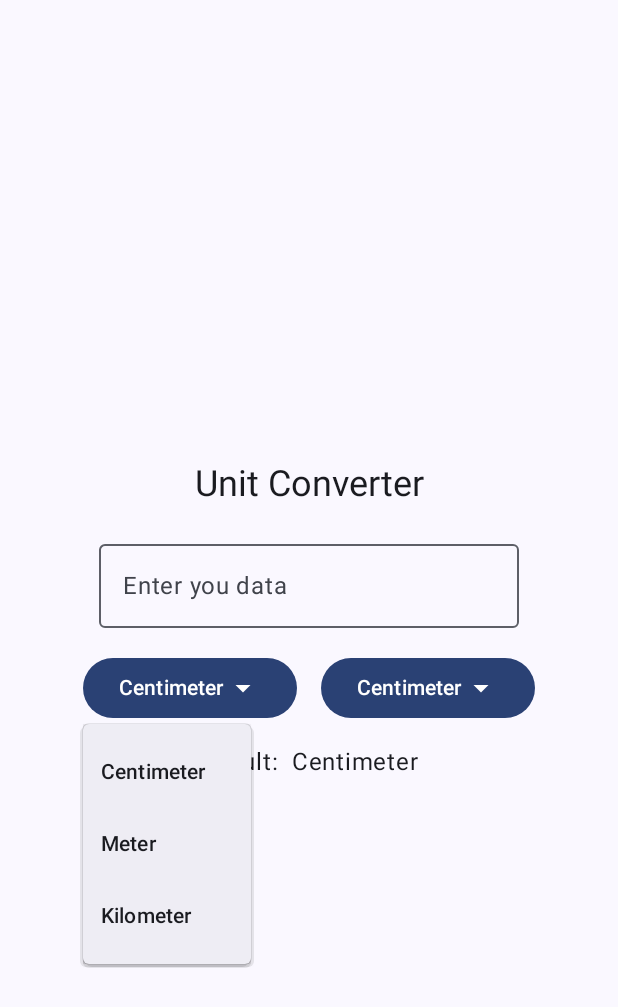
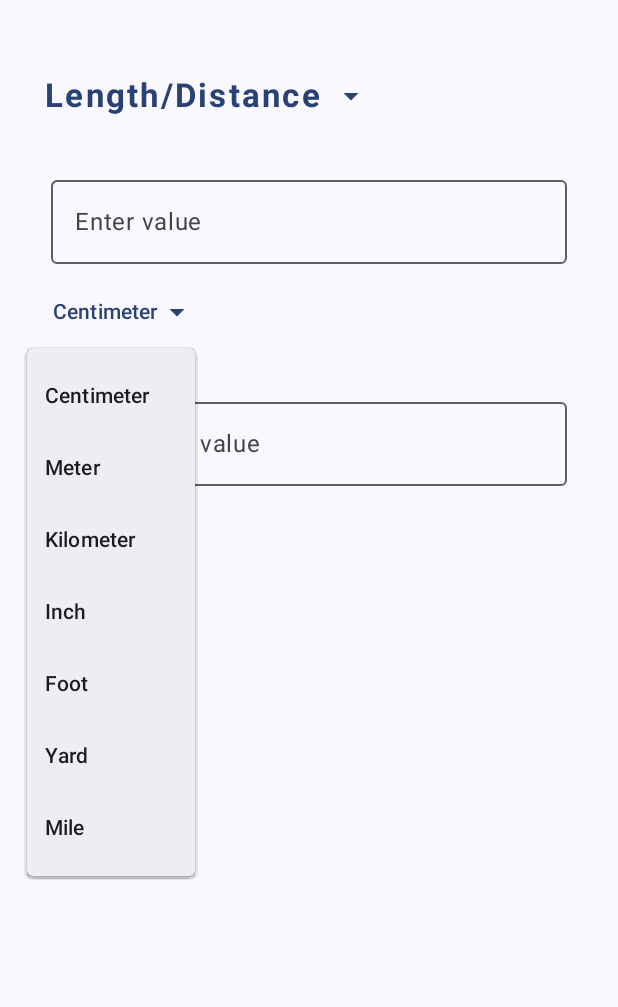
Before and after one commit to varuns18/UnitConverter, an Android app built with Jetpack Compose: the screen it shows after launch (MainActivity), after a tap on "Centimeter", on a phone screen of 412 x 824 dp. Shown: the top 1007 px of the screen. Run offline under Robolectric (Android 15) with nearby library versions, the phone set to English and light mode, and no system bars.

Commit message:
Added more unit conversion and made ui more attractive

```diff
--- a/app/src/main/java/com/ramphal/unitconverter/MainActivity.kt
+++ b/app/src/main/java/com/ramphal/unitconverter/MainActivity.kt
@@ -3,44 +3,26 @@ package com.ramphal.unitconverter
 import android.os.Bundle
 import androidx.activity.ComponentActivity
 import androidx.activity.compose.setContent
-import androidx.activity.enableEdgeToEdge
-import androidx.compose.foundation.layout.Arrangement
-import androidx.compose.foundation.layout.Box
-import androidx.compose.foundation.layout.Column
-import androidx.compose.foundation.layout.Row
-import androidx.compose.foundation.layout.Spacer
-import androidx.compose.foundation.layout.absolutePadding
-import androidx.compose.foundation.layout.fillMaxSize
-import androidx.compose.foundation.layout.height
-import androidx.compose.foundation.layout.padding
-import androidx.compose.foundation.layout.width
+import androidx.compose.foundation.clickable
+import androidx.compose.foundation.layout.*
+import androidx.compose.foundation.text.KeyboardOptions
 import androidx.compose.material.icons.Icons
 import androidx.compose.material.icons.filled.ArrowDropDown
-import androidx.compose.material3.Button
-import androidx.compose.material3.DropdownMenu
-import androidx.compose.material3.DropdownMenuItem
-import androidx.compose.material3.Icon
-import androidx.compose.material3.MaterialTheme
-import androidx.compose.material3.OutlinedTextField
-import androidx.compose.material3.Scaffold
-import androidx.compose.material3.Text
-import androidx.compose.runtime.Composable
-import androidx.compose.runtime.getValue
-import androidx.compose.runtime.mutableDoubleStateOf
-import androidx.compose.runtime.mutableStateOf
-import androidx.compose.runtime.remember
-import androidx.compose.runtime.setValue
+import androidx.compose.material3.*
+import androidx.compose.runtime.*
 import androidx.compose.ui.Alignment
 import androidx.compose.ui.Modifier
+import androidx.compose.ui.text.font.FontWeight
+import androidx.compose.ui.text.input.KeyboardType
 import androidx.compose.ui.tooling.preview.Preview
 import androidx.compose.ui.unit.dp
 import androidx.compose.ui.unit.sp
 import com.ramphal.unitconverter.ui.theme.UnitConverterTheme
+import java.text.DecimalFormat
 
 class MainActivity : ComponentActivity() {
     override fun onCreate(savedInstanceState: Bundle?) {
         super.onCreate(savedInstanceState)
-        enableEdgeToEdge()
         setContent {
             UnitConverterTheme {
                 Scaffold(modifier = Modifier.fillMaxSize()) { innerPadding ->
@@ -51,123 +33,263 @@ class MainActivity : ComponentActivity() {
     }
 }
 
+data class UnitOption(val name: String, val factor: Double)
+
+val conversionCategories = mapOf(
+    "Length/Distance" to listOf(
+        UnitOption("Centimeter", 0.01),
+        UnitOption("Meter", 1.0),
+        UnitOption("Kilometer", 1000.0),
+        UnitOption("Inch", 0.0254),
+        UnitOption("Foot", 0.3048),
+        UnitOption("Yard", 0.9144),
+        UnitOption("Mile", 1609.34)
+    ),
+    "Weight/Mass" to listOf(
+        UnitOption("Gram", 0.001),
+        UnitOption("Kilogram", 1.0),
+        UnitOption("Pound", 0.453592),
+        UnitOption("Ounce", 0.0283495),
+        UnitOption("Ton", 907.184)
+    ),
+    "Volume/Capacity" to listOf(
+        UnitOption("Milliliter", 0.001),
+        UnitOption("Liter", 1.0),
+        UnitOption("Cubic Meter", 1000.0),
+        UnitOption("Cubic Inch", 0.0163871),
+        UnitOption("Cubic Foot", 28.3168),
+        UnitOption("Gallon", 3.78541)
+    ),
+    "Temperature" to listOf(
+        UnitOption("Celsius", 1.0),
+        UnitOption("Fahrenheit", 1.0),
+        UnitOption("Kelvin", 1.0)
+    ),
+    "Time" to listOf(
+        UnitOption("Second", 1.0),
+        UnitOption("Minute", 60.0),
+        UnitOption("Hour", 3600.0),
+        UnitOption("Day", 86400.0),
+        UnitOption("Week", 604800.0)
+    ),
+    "Speed" to listOf(
+        UnitOption("Meters per Second", 1.0),
+        UnitOption("Kilometers per Hour", 0.277778),
+        UnitOption("Miles per Hour", 0.44704),
+        UnitOption("Feet per Second", 0.3048)
+    ),
+    "Area" to listOf(
+        UnitOption("Square Meter", 1.0),
+        UnitOption("Square Kilometer", 1_000_000.0),
+        UnitOption("Square Foot", 0.092903),
+        UnitOption("Square Yard", 0.836127),
+        UnitOption("Acre", 4046.86),
+        UnitOption("Hectare", 10_000.0)
+    ),
+    "Energy" to listOf(
+        UnitOption("Joule", 1.0),
+        UnitOption("Kilojoule", 1000.0),
+        UnitOption("Calorie", 4.184),
+        UnitOption("Kilocalorie", 4184.0),
+        UnitOption("Watt-hour", 3600.0),
+        UnitOption("Kilowatt-hour", 3_600_000.0)
+    ),
+    "Fuel Efficiency" to listOf(
+        UnitOption("Kilometers per Liter", 1.0),
+        UnitOption("Miles per Gallon", 0.425144)
+    )
+)
+
+fun convertTemperature(value: Double, fromUnit: String, toUnit: String): Double {
+    return when (fromUnit to toUnit) {
+        "Celsius" to "Fahrenheit" -> (value * 9 / 5) + 32
+        "Fahrenheit" to "Celsius" -> (value - 32) * 5 / 9
+        "Celsius" to "Kelvin" -> value + 273.15
+        "Kelvin" to "Celsius" -> value - 273.15
+        "Fahrenheit" to "Kelvin" -> (value - 32) * 5 / 9 + 273.15
+        "Kelvin" to "Fahrenheit" -> (value - 273.15) * 9 / 5 + 32
+        else -> value // No conversion needed if units are the same
+    }
+}
+
+fun convertFuelEfficiency(value: Double, fromUnit: String, toUnit: String): Double {
+    return when (fromUnit to toUnit) {
+        "Kilometers per Liter" to "Miles per Gallon" -> value * 2.35215
+        "Miles per Gallon" to "Kilometers per Liter" -> value / 2.35215
+        else -> value // No conversion needed if units are the same
+    }
+}
+
+@OptIn(ExperimentalMaterial3Api::class)
 @Composable
-fun UnitConverter(modifier: Modifier) {
-
+fun UnitConverter(modifier: Modifier = Modifier) {
     var input by remember { mutableStateOf("") }
     var output by remember { mutableStateOf("") }
-    var inputUnit by remember { mutableStateOf("Centimeter") }
-    var outputUnit by remember { mutableStateOf("Centimeter") }
-    var iExpend by remember { mutableStateOf(false) }
-    var oExpend by remember { mutableStateOf(false) }
-    var iconversionFactor by remember { mutableDoubleStateOf(100000.0) }
-    var oconversionFactor by remember { mutableDoubleStateOf(100000.0) }
+    var selectedCategory by remember { mutableStateOf(conversionCategories.keys.first()) }
+    var inputUnit by remember { mutableStateOf(conversionCategories[selectedCategory]!!.first()) }
+    var outputUnit by remember { mutableStateOf(conversionCategories[selectedCategory]!!.first()) }
+    var isInputDropdownExpanded by remember { mutableStateOf(false) }
+    var isOutputDropdownExpanded by remember { mutableStateOf(false) }
+    var showCategorySheet by remember { mutableStateOf(false) }
 
-    fun conversionUnit(){
-        val inputValueDouble = input.toDoubleOrNull() ?: 0.0
-        val result = (inputValueDouble/iconversionFactor) * oconversionFactor
-        output = result.toString()
+    fun performConversion() {
+        val inputValue = input.toDoubleOrNull() ?: return
+        val result = when (selectedCategory) {
+            "Temperature" -> convertTemperature(inputValue, inputUnit.name, outputUnit.name)
+            "Fuel Efficiency" -> convertFuelEfficiency(inputValue, inputUnit.name, outputUnit.name)
+            else -> (inputValue * inputUnit.factor) / outputUnit.factor
+        }
+        output = DecimalFormat("0.##########").format(result)
     }
 
+    Column(
+        modifier = modifier
+            .fillMaxSize()
+            .absolutePadding(left = 18.dp, top = 24.dp, right = 18.dp, bottom = 18.dp),
+        verticalArrangement = Arrangement.Top,
+        horizontalAlignment = Alignment.Start
+    ) {
+        Spacer(modifier = Modifier.height(16.dp))
 
-    Column(
-        modifier = modifier.fillMaxSize(),
-        verticalArrangement = Arrangement.Center,
-        horizontalAlignment = Alignment.CenterHorizontally
+        TextButton(onClick = { showCategorySheet = true }) {
+            Text(
+                text = selectedCategory,
+                style = MaterialTheme.typography.titleLarge.copy(
+                    color = MaterialTheme.colorScheme.primary,
+                    letterSpacing = 1.5.sp,
+                    fontWeight = FontWeight.Bold
+                )
+            )
+            Spacer(modifier = Modifier.width(8.dp))
+            Icon(
+                imageVector = Icons.Default.ArrowDropDown,
+                contentDescription = "Select Category",
+                tint = MaterialTheme.colorScheme.primary
+            )
+        }
+
+        // Modal Bottom Sheet for category selection with radio buttons
+        if (showCategorySheet) {
+            ModalBottomSheet(
+                onDismissRequest = { showCategorySheet = false }
             ) {
-        Text(text = "Unit Converter", style = MaterialTheme.typography.headlineSmall)
-        Spacer(modifier = Modifier.height(16.dp))
+                Text(
+                    text = "Select Conversion Category",
+                    style = MaterialTheme.typography.titleMedium,
+                    modifier = Modifier.padding(16.dp)
+                )
+                conversionCategories.keys.forEach { category ->
+                    Row(
+                        verticalAlignment = Alignment.CenterVertically,
+                        modifier = Modifier
+                            .fillMaxWidth()
+                            .clickable {
+                                selectedCategory = category
+                                val units = conversionCategories[category]!!
+                                inputUnit = units.first()
+                                outputUnit = units.first()
+                                performConversion()
+                                showCategorySheet = false
+                            }
+                            .padding(8.dp)
+                    ) {
+                        RadioButton(
+                            selected = (selectedCategory == category),
+                            onClick = {
+                                selectedCategory = category
+                                val units = conversionCategories[category]!!
+                                inputUnit = units.first()
+                                outputUnit = units.first()
+                                performConversion()
+                                showCategorySheet = false
+                            }
+                        )
+                        Spacer(modifier = Modifier.width(8.dp))
+                        Text(text = category)
+                    }
+                }
+            }
+        }
+
+        Spacer(modifier = Modifier.height(24.dp))
+
+        // Input Value TextField with Unit Suffix
         OutlinedTextField(
             value = input,
             onValueChange = {
                 input = it
-                conversionUnit()
+                performConversion()
             },
-            label = { Text(text = "Enter you data")},
-            suffix = { Text(text = inputUnit) },
-            singleLine = true,
-            modifier = Modifier.absolutePadding(left = 10.dp, right = 10.dp)
+            label = { Text("Enter value") },
+            suffix = { Text(inputUnit.name) },
+            keyboardOptions = KeyboardOptions(keyboardType = KeyboardType.Number),
+            modifier = Modifier
+                .fillMaxWidth()
+                .padding(horizontal = 16.dp),
         )
-        Spacer(modifier = Modifier.height(16.dp))
-        Row {
 
+        Spacer(modifier = Modifier.height(8.dp))
+
+        // Input Unit Selection Dropdown
         Box {
-                Button(onClick = { iExpend = true }) {
-                    Text(text = inputUnit)
-                    Icon(Icons.Default.ArrowDropDown, contentDescription = "Drop Down Arrow")
+            TextButton(onClick = { isInputDropdownExpanded = true }, Modifier.absolutePadding(left = 5.dp)) {
+                Text(text = inputUnit.name)
+                Icon(Icons.Default.ArrowDropDown, contentDescription = "Select Input Unit")
             }
             DropdownMenu(
-                    expanded = iExpend,
-                    onDismissRequest = {iExpend = false}
+                expanded = isInputDropdownExpanded,
+                onDismissRequest = { isInputDropdownExpanded = false }
             ) {
+                conversionCategories[selectedCategory]?.forEach { unit ->
                     DropdownMenuItem(
-                        text = { Text(text = "Centimeter") },
+                        text = { Text(text = unit.name) },
                         onClick = {
-                            iExpend = false
-                            inputUnit = "Centimeter"
-                            iconversionFactor = 100000.0
-                            conversionUnit()
-                        }
-                    )
-                    DropdownMenuItem(
-                        text = { Text(text = "Meter") },
-                        onClick = {
-                            iExpend = false
-                            inputUnit = "Meter"
-                            iconversionFactor = 1000.0
-                            conversionUnit()
-                        }
-                    )
-                    DropdownMenuItem(
-                        text = { Text(text = "Kilometer") },
-                        onClick = {
-                            iExpend = false
-                            inputUnit = "Kilometer"
-                            iconversionFactor = 1.0
-                            conversionUnit()
-                        }
-                    )
-                }
-            }
-            Spacer(modifier = Modifier.width(16.dp))
-            Box {
-                Button(onClick = { oExpend = true }) {
-                    Text(text = outputUnit)
-                    Icon(Icons.Default.ArrowDropDown, contentDescription = "Drop Down Arrow")
-                }
-                DropdownMenu(expanded = oExpend, onDismissRequest = {oExpend = false}) {
-                    DropdownMenuItem(
-                        text = { Text(text = "Centimeter") },
-                        onClick = {
-                            oExpend = false
-                            outputUnit = "Centimeter"
-                            oconversionFactor = 100000.0
-                            conversionUnit()
-                        }
-                    )
-                    DropdownMenuItem(
-                        text = { Text(text = "Meter") },
-                        onClick = {
-                            oExpend = false
-                            outputUnit = "Meter"
-                            oconversionFactor = 1000.0
-                            conversionUnit()
-                        }
-                    )
-                    DropdownMenuItem(
-                        text = { Text(text = "Kilometer") },
-                        onClick = {
-                            oExpend = false
-                            outputUnit = "Kilometer"
-                            oconversionFactor = 1.0
-                            conversionUnit()
+                            inputUnit = unit
+                            isInputDropdownExpanded = false
+                            performConversion()
                         }
                     )
                 }
             }
         }
-        Spacer(modifier = Modifier.height(16.dp))
-        Text(text = "Result: $output $outputUnit", style = MaterialTheme.typography.bodyLarge)
+
+        Spacer(modifier = Modifier.height(28.dp))
+
+        // Display Converted Output
+        OutlinedTextField(
+            value = output,
+            onValueChange = {},
+            label = { Text("Converted value") },
+            readOnly = true,
+            suffix = { Text(outputUnit.name) },
+            modifier = Modifier
+                .fillMaxWidth()
+                .padding(horizontal = 16.dp)
+        )
+        Spacer(modifier = Modifier.height(8.dp))
+        // Output Unit Selection Dropdown
+        Box {
+            TextButton(onClick = { isOutputDropdownExpanded = true }, Modifier.absolutePadding(left = 5.dp)) {
+                Text(text = outputUnit.name)
+                Icon(Icons.Default.ArrowDropDown, contentDescription = "Select Output Unit")
+            }
+            DropdownMenu(
+                expanded = isOutputDropdownExpanded,
+                onDismissRequest = { isOutputDropdownExpanded = false }
+            ) {
+                conversionCategories[selectedCategory]?.forEach { unit ->
+                    DropdownMenuItem(
+                        text = { Text(text = unit.name) },
+                        onClick = {
+                            outputUnit = unit
+                            isOutputDropdownExpanded = false
+                            performConversion()
+                        }
+                    )
+                }
+            }
+        }
+
     }
 }
 
--- a/app/src/main/java/com/ramphal/unitconverter/ui/theme/Theme.kt
+++ b/app/src/main/java/com/ramphal/unitconverter/ui/theme/Theme.kt
@@ -1,6 +1,5 @@
 package com.ramphal.unitconverter.ui.theme
 
-import android.app.Activity
 import android.os.Build
 import androidx.compose.foundation.isSystemInDarkTheme
 import androidx.compose.material3.MaterialTheme
```
Lines whose indentation alone changed are shown as unchanged.
